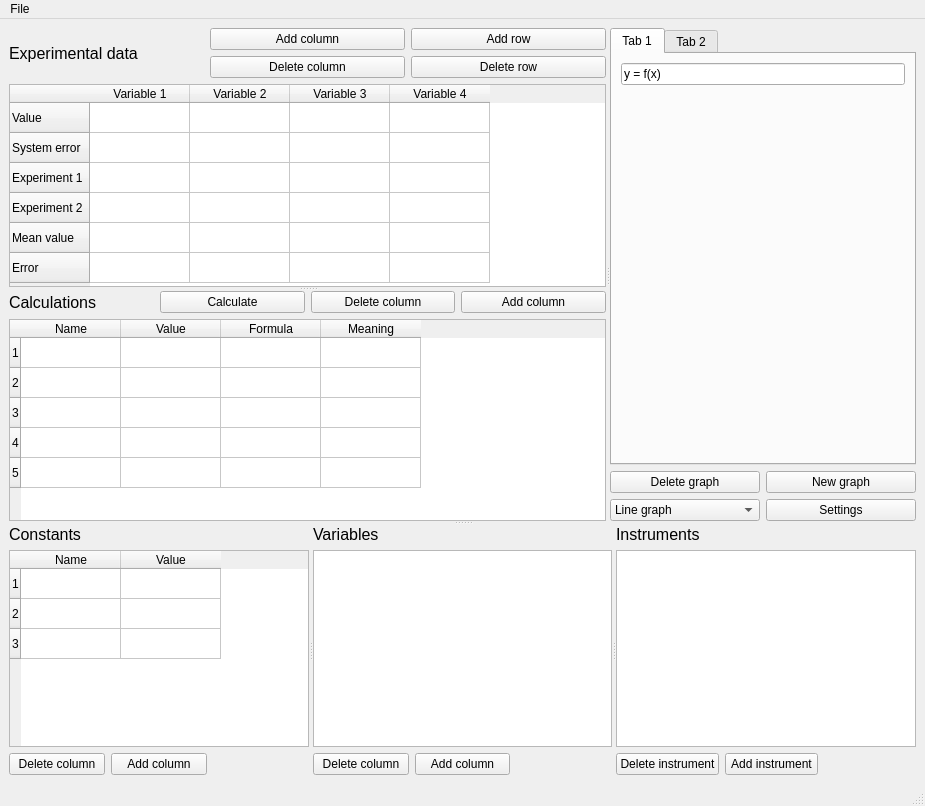
This is mainwindow.ui in Kirikus/Experiments-2026S-CPP as Qt 5 draws it before an edit. The edited form follows.
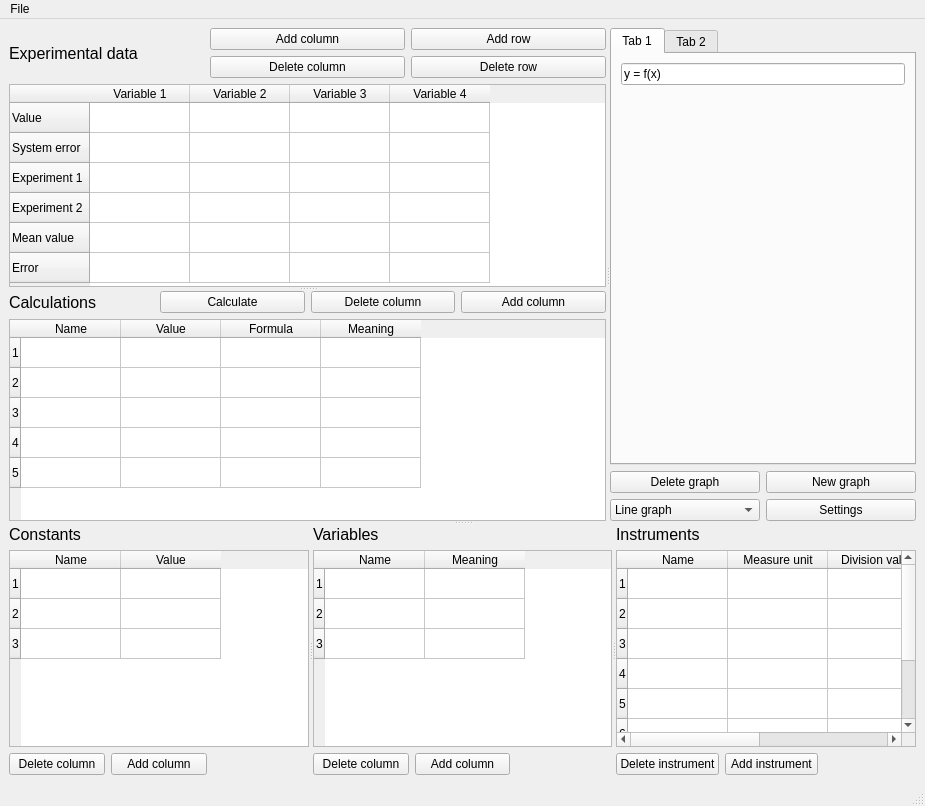
This is the edited form.

```diff
--- a/mainwindow.ui
+++ b/mainwindow.ui
@@ -401,7 +401,32 @@
           </widget>
          </item>
          <item row="1" column="0" colspan="3">
-          <widget class="QTableView" name="VariablesTable">
+          <widget class="QTableWidget" name="VariablesTable">
+           <row>
+            <property name="text">
+             <string>1</string>
+            </property>
+           </row>
+           <row>
+            <property name="text">
+             <string>2</string>
+            </property>
+           </row>
+           <row>
+            <property name="text">
+             <string>3</string>
+            </property>
+           </row>
+           <column>
+            <property name="text">
+             <string>Name</string>
+            </property>
+           </column>
+           <column>
+            <property name="text">
+             <string>Meaning</string>
+            </property>
+           </column>
           </widget>
          </item>
          <item row="2" column="0">
@@ -449,7 +474,67 @@
           </widget>
          </item>
          <item row="1" column="0" colspan="3">
-          <widget class="QTableView" name="InstrumentsTable">
+          <widget class="QTableWidget" name="InstrumentsTable">
+           <row>
+            <property name="text">
+             <string>1</string>
+            </property>
+           </row>
+           <row>
+            <property name="text">
+             <string>2</string>
+            </property>
+           </row>
+           <row>
+            <property name="text">
+             <string>3</string>
+            </property>
+           </row>
+           <row>
+            <property name="text">
+             <string>4</string>
+            </property>
+           </row>
+           <row>
+            <property name="text">
+             <string>5</string>
+            </property>
+           </row>
+           <row>
+            <property name="text">
+             <string>6</string>
+            </property>
+           </row>
+           <row>
+            <property name="text">
+             <string>7</string>
+            </property>
+           </row>
+           <row>
+            <property name="text">
+             <string>8</string>
+            </property>
+           </row>
+           <column>
+            <property name="text">
+             <string>Name</string>
+            </property>
+           </column>
+           <column>
+            <property name="text">
+             <string>Measure unit</string>
+            </property>
+           </column>
+           <column>
+            <property name="text">
+             <string>Division value</string>
+            </property>
+           </column>
+           <column>
+            <property name="text">
+             <string>System error</string>
+            </property>
+           </column>
           </widget>
          </item>
         </layout>
```
